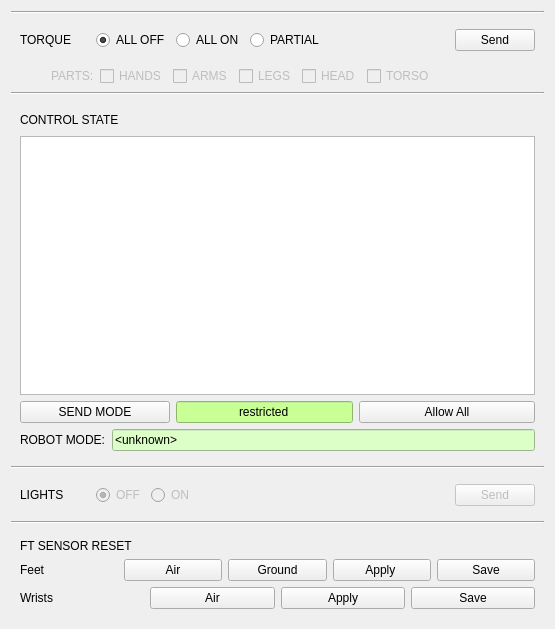
Qt form thor_mang_supervisor/resource/supervisor.ui (thor-mang/thor_mang_ui) before a commit.
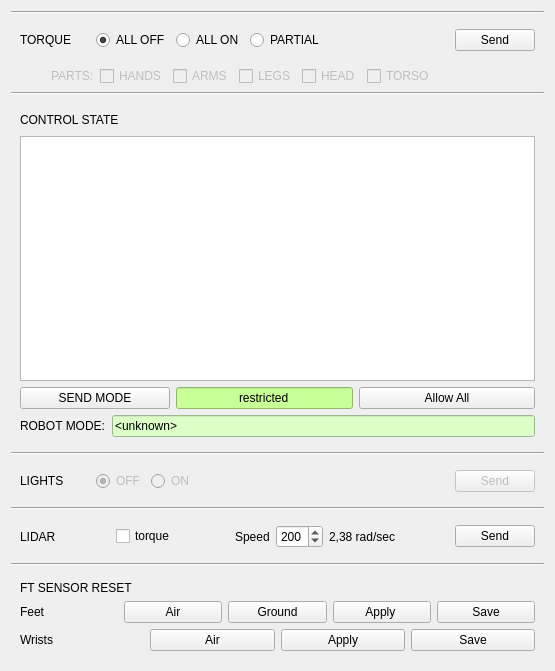
The same form after that commit.

Commit message: added lidar_control panel

```diff
--- a/thor_mang_supervisor/resource/supervisor.ui
+++ b/thor_mang_supervisor/resource/supervisor.ui
@@ -10,7 +10,7 @@
     <x>0</x>
     <y>0</y>
     <width>555</width>
-    <height>629</height>
+    <height>671</height>
    </rect>
   </property>
   <property name="sizePolicy">
@@ -22,7 +22,7 @@
   <property name="windowTitle">
    <string>ThorMangSupervisor</string>
   </property>
-  <layout class="QVBoxLayout" name="verticalLayout_8" stretch="0,0,0,0,0,1,0,0,0,0">
+  <layout class="QVBoxLayout" name="verticalLayout_8" stretch="0,0,0,0,0,1,0,0,0,0,0,0">
    <item>
     <widget class="Line" name="line_3">
      <property name="orientation">
@@ -400,6 +400,106 @@
      </property>
     </widget>
    </item>
+   <item>
+    <widget class="QWidget" name="lidar_control" native="true">
+     <layout class="QHBoxLayout" name="lidar_control_layout">
+      <item>
+       <widget class="QLabel" name="label_4">
+        <property name="text">
+         <string>LIDAR</string>
+        </property>
+       </widget>
+      </item>
+      <item>
+       <spacer name="horizontalSpacer_5">
+        <property name="orientation">
+         <enum>Qt::Horizontal</enum>
+        </property>
+        <property name="sizeHint" stdset="0">
+         <size>
+          <width>40</width>
+          <height>20</height>
+         </size>
+        </property>
+       </spacer>
+      </item>
+      <item>
+       <widget class="QCheckBox" name="torque_lidar">
+        <property name="text">
+         <string>torque</string>
+        </property>
+       </widget>
+      </item>
+      <item>
+       <spacer name="horizontalSpacer_3">
+        <property name="orientation">
+         <enum>Qt::Horizontal</enum>
+        </property>
+        <property name="sizeHint" stdset="0">
+         <size>
+          <width>40</width>
+          <height>20</height>
+         </size>
+        </property>
+       </spacer>
+      </item>
+      <item>
+       <widget class="QLabel" name="label_5">
+        <property name="text">
+         <string>Speed</string>
+        </property>
+       </widget>
+      </item>
+      <item>
+       <widget class="QSpinBox" name="lidar_speed_spin">
+        <property name="maximum">
+         <number>500</number>
+        </property>
+        <property name="singleStep">
+         <number>10</number>
+        </property>
+        <property name="value">
+         <number>200</number>
+        </property>
+       </widget>
+      </item>
+      <item>
+       <widget class="QLabel" name="lidar_rps_label">
+        <property name="text">
+         <string>2,38 rad/sec</string>
+        </property>
+       </widget>
+      </item>
+      <item>
+       <spacer name="horizontalSpacer_4">
+        <property name="orientation">
+         <enum>Qt::Horizontal</enum>
+        </property>
+        <property name="sizeHint" stdset="0">
+         <size>
+          <width>40</width>
+          <height>20</height>
+         </size>
+        </property>
+       </spacer>
+      </item>
+      <item>
+       <widget class="QPushButton" name="lidar_send_button">
+        <property name="text">
+         <string>Send</string>
+        </property>
+       </widget>
+      </item>
+     </layout>
+    </widget>
+   </item>
+   <item>
+    <widget class="Line" name="line_5">
+     <property name="orientation">
+      <enum>Qt::Horizontal</enum>
+     </property>
+    </widget>
+   </item>
    <item>
     <widget class="QWidget" name="reset_ft" native="true">
      <layout class="QVBoxLayout" name="verticalLayout">
```
The commit also changes 1 other file.
